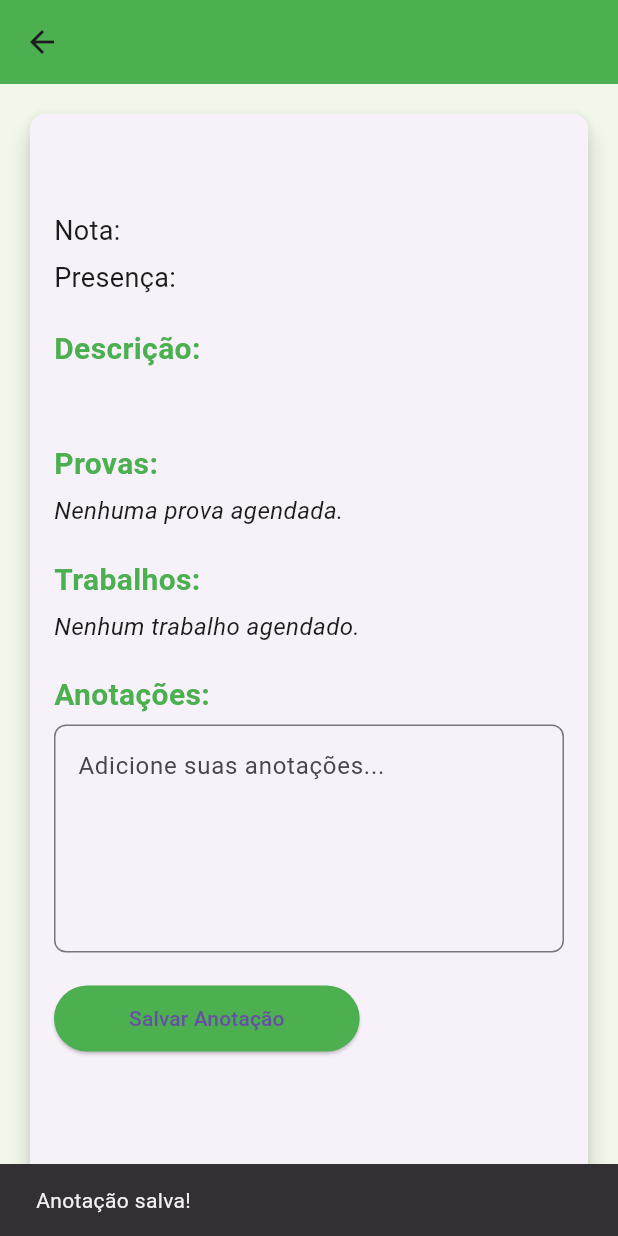
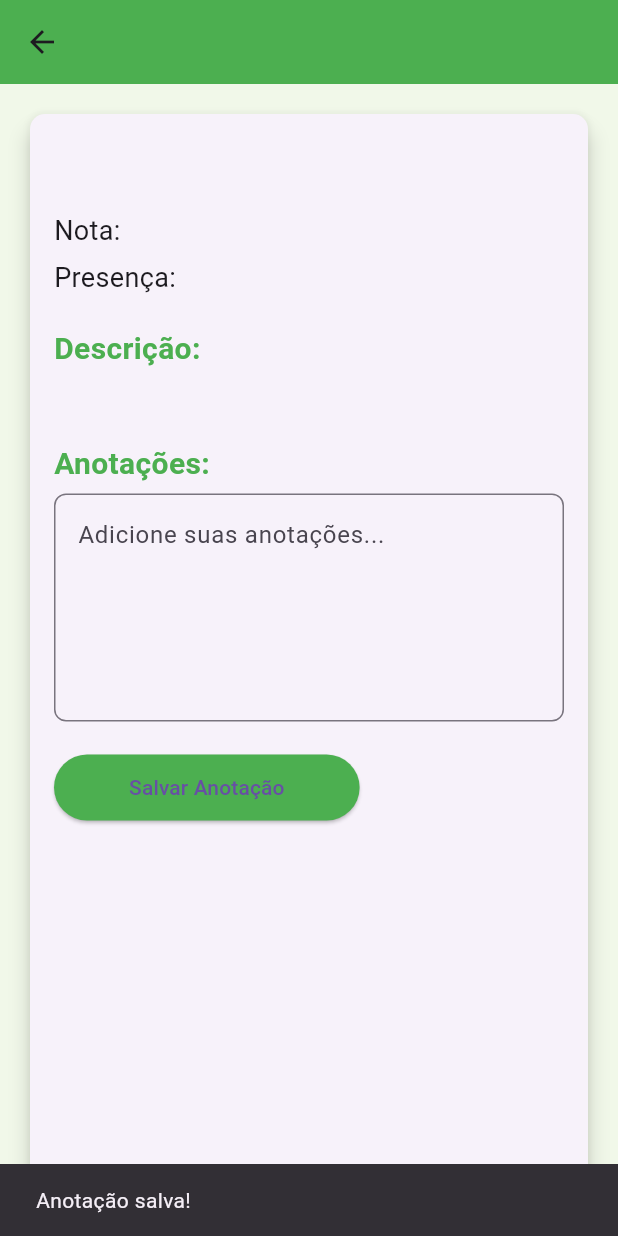
Before and after one commit to LuizFelipeSI/NotasAPP, a Flutter app: the DisciplinaDetalhesScreen screen opened directly with empty values, after a tap on "Salvar Anotação", on a phone screen of 412 x 824 dp. Run offline on Flutter 3.47's test engine with Material 3 defaults, Android fonts, the phone set to English and light mode, and no system bars.

Commit message:
correção

```diff
--- a/lib/screens/disciplina_detalhes_screen.dart
+++ b/lib/screens/disciplina_detalhes_screen.dart
@@ -1,6 +1,4 @@
 import 'package:flutter/material.dart';
-import 'package:provider/provider.dart';
-import '../providers/disciplina_provider.dart';
 
 class DisciplinaDetalhesScreen extends StatefulWidget {
   final Map<String, dynamic> disciplina;
@@ -8,8 +6,7 @@ class DisciplinaDetalhesScreen extends StatefulWidget {
   const DisciplinaDetalhesScreen({super.key, required this.disciplina});
 
   @override
-  _DisciplinaDetalhesScreenState createState() =>
-      _DisciplinaDetalhesScreenState();
+  _DisciplinaDetalhesScreenState createState() => _DisciplinaDetalhesScreenState();
 }
 
 class _DisciplinaDetalhesScreenState extends State<DisciplinaDetalhesScreen> {
@@ -27,6 +24,15 @@ class _DisciplinaDetalhesScreenState extends State<DisciplinaDetalhesScreen> {
   void dispose() {
     _anotacoesController.dispose();
     super.dispose();
+  }
+
+  void salvarAnotacao() {
+    setState(() {
+      widget.disciplina['anotacoes'] = _anotacoesController.text;
+    });
+    ScaffoldMessenger.of(context).showSnackBar(
+      const SnackBar(content: Text('Anotação salva!')),
+    );
   }
 
   @override
@@ -58,15 +64,9 @@ class _DisciplinaDetalhesScreenState extends State<DisciplinaDetalhesScreen> {
                   ),
                 ),
                 const SizedBox(height: 15),
-                Text(
-                  'Nota: ${widget.disciplina['nota']}',
-                  style: const TextStyle(fontSize: 18),
-                ),
+                Text('Nota: ${widget.disciplina['nota']}', style: const TextStyle(fontSize: 18)),
                 const SizedBox(height: 5),
-                Text(
-                  'Presença: ${widget.disciplina['presenca']}',
-                  style: const TextStyle(fontSize: 18),
-                ),
+                Text('Presença: ${widget.disciplina['presenca']}', style: const TextStyle(fontSize: 18)),
                 const SizedBox(height: 20),
                 const Text(
                   'Descrição:',
@@ -77,75 +77,8 @@ class _DisciplinaDetalhesScreenState extends State<DisciplinaDetalhesScreen> {
                   ),
                 ),
                 const SizedBox(height: 5),
-                Text(
-                  widget.disciplina['descricao'],
-                  style: const TextStyle(fontSize: 16),
-                ),
+                Text(widget.disciplina['descricao'], style: const TextStyle(fontSize: 16)),
                 const SizedBox(height: 20),
-
-                // Exibição das provas
-                const Text(
-                  'Provas:',
-                  style: TextStyle(
-                    fontSize: 20,
-                    fontWeight: FontWeight.bold,
-                    color: Colors.green,
-                  ),
-                ),
-                const SizedBox(height: 5),
-                widget.disciplina['provas'].isNotEmpty
-                    ? Column(
-                      crossAxisAlignment: CrossAxisAlignment.start,
-                      children:
-                          widget.disciplina['provas'].map<Widget>((prova) {
-                            return Text(
-                              '📅 $prova',
-                              style: const TextStyle(fontSize: 16),
-                            );
-                          }).toList(),
-                    )
-                    : const Text(
-                      'Nenhuma prova agendada.',
-                      style: TextStyle(
-                        fontSize: 16,
-                        fontStyle: FontStyle.italic,
-                      ),
-                    ),
-                const SizedBox(height: 20),
-
-                // Exibição dos trabalhos
-                const Text(
-                  'Trabalhos:',
-                  style: TextStyle(
-                    fontSize: 20,
-                    fontWeight: FontWeight.bold,
-                    color: Colors.green,
-                  ),
-                ),
-                const SizedBox(height: 5),
-                widget.disciplina['trabalhos'].isNotEmpty
-                    ? Column(
-                      crossAxisAlignment: CrossAxisAlignment.start,
-                      children:
-                          widget.disciplina['trabalhos'].map<Widget>((
-                            trabalho,
-                          ) {
-                            return Text(
-                              '📝 $trabalho',
-                              style: const TextStyle(fontSize: 16),
-                            );
-                          }).toList(),
-                    )
-                    : const Text(
-                      'Nenhum trabalho agendado.',
-                      style: TextStyle(
-                        fontSize: 16,
-                        fontStyle: FontStyle.italic,
-                      ),
-                    ),
-                const SizedBox(height: 20),
-
-                // Anotações
                 const Text(
                   'Anotações:',
                   style: TextStyle(
@@ -153,7 +86,6 @@ class _DisciplinaDetalhesScreenState extends State<DisciplinaDetalhesScreen> {
                     fontWeight: FontWeight.bold,
                     color: Colors.green,
                   ),
-
                 ),
                 const SizedBox(height: 5),
                 TextFormField(
@@ -164,39 +96,15 @@ class _DisciplinaDetalhesScreenState extends State<DisciplinaDetalhesScreen> {
                       borderRadius: BorderRadius.circular(8),
                     ),
                   ),
-                  maxLines:
-                      5, // Campo de texto expandido para anotações maiores
-                  onChanged: (value) {
-                    // Atualizar a anotação no estado (se necessário)
-                    setState(() {
-                      widget.disciplina['anotacoes'] = value;
-                    });
-                  },
+                  maxLines: 5,
                 ),
                 const SizedBox(height: 20),
                 ElevatedButton(
-                  onPressed: () {
-                    // Lógica para salvar as anotações, por exemplo, no backend ou banco de dados local
-                    Provider.of<DisciplinaProvider>(
-                      context,
-                      listen: false,
-                    ).updateAnotacao(
-                      widget.disciplina['nome'],
-                      _anotacoesController.text,
-                    );
-
-                    // Feedback para o usuário de que a anotação foi salva
-                    ScaffoldMessenger.of(context).showSnackBar(
-                      const SnackBar(content: Text('Anotação salva!')),
-                    );
-                  },
+                  onPressed: salvarAnotacao,
                   child: const Text('Salvar Anotação'),
                   style: ElevatedButton.styleFrom(
                     backgroundColor: Colors.green,
-                    padding: const EdgeInsets.symmetric(
-                      horizontal: 50,
-                      vertical: 12,
-                    ),
+                    padding: const EdgeInsets.symmetric(horizontal: 50, vertical: 12),
                   ),
                 ),
               ],
```
